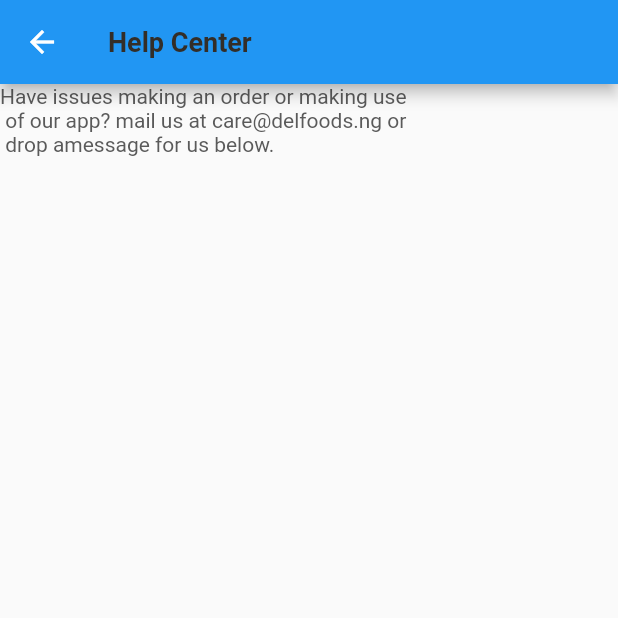
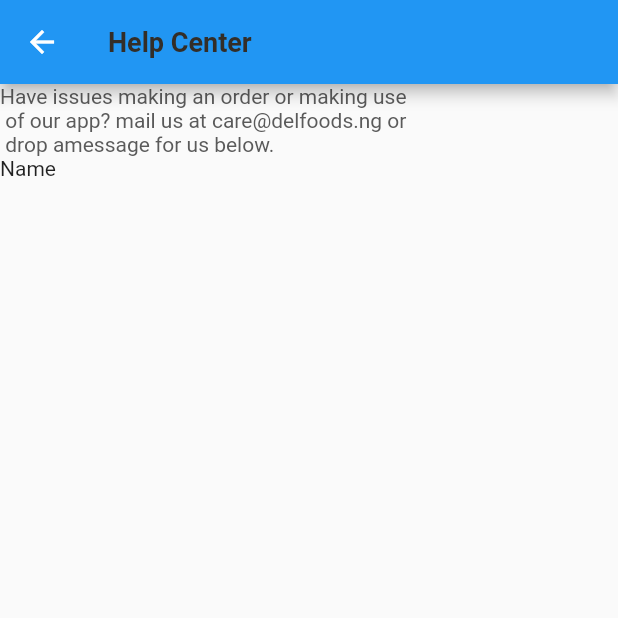
Before and after one commit to LordRalph123/Del_food_app, a Flutter app: the HelpCenter screen opened directly, on a phone screen of 412 x 824 dp, the top half of it. Run offline on Flutter 3.47's test engine with Material 2 defaults, Android fonts, the phone set to English and light mode, and no system bars; our stand-ins replace pin_code_fields, smooth_page_indicator.

Commit message:
miss you

```diff
--- a/lib/Screens/setting_folder/help_center.dart
+++ b/lib/Screens/setting_folder/help_center.dart
@@ -35,6 +35,10 @@ class _HelpCenterState extends State<HelpCenter> {
               fontSize: 14,
               color: Color(0xFF5A5A5A),
             ),
+          ),
+          Text(
+            "Name",
+            style: TextStyle(),
           )
         ],
       ),
```
